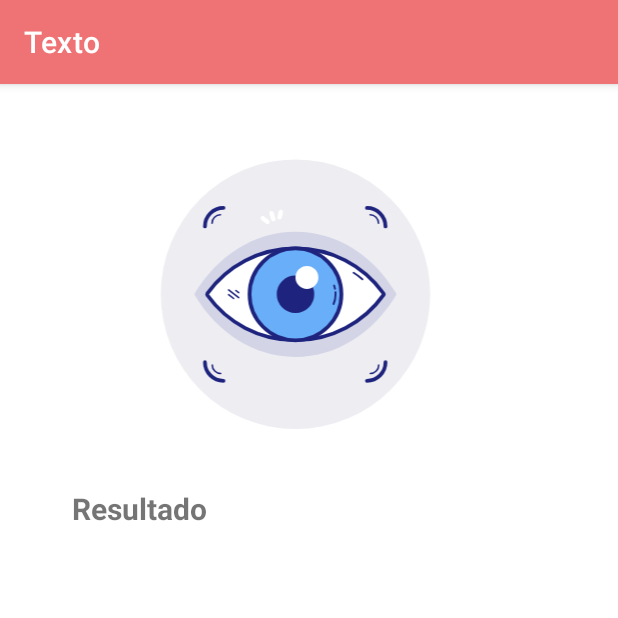
After one commit to vicsotber/SeeIt, an Android app: the TextoActivity screen opened directly, with no data from a screen before it, on a phone screen of 412 x 824 dp, the top half of it. The commit adds this screen. Run offline under Robolectric (Android 15) with nearby library versions, the phone set to English and light mode, and no system bars; libraries missing offline, so code that uses them is left out: com.google.mlkit.vision.

Commit message:
Añadida funcionalidad de reconocimiento de texto
-Se ha creado la actividad correspondiente a la actividad de texto, así como sus layouts correspondientes y todos los strings necesarios
-Se ha implementado la funcionalidad para el caso de imágenes de la galería
-Se ha añadido la solicitud de permisos de lectura de almacenamiento para hacer uso de la funcionalidad

Refs #17

```diff
--- a/app/src/main/java/com/project/tfg/MainActivity.kt
+++ b/app/src/main/java/com/project/tfg/MainActivity.kt
@@ -7,8 +7,7 @@ import androidx.navigation.findNavController
 import androidx.navigation.ui.AppBarConfiguration
 import androidx.navigation.ui.setupActionBarWithNavController
 import androidx.navigation.ui.setupWithNavController
-import com.example.tfg.R
-import com.example.tfg.databinding.ActivityMainBinding
+import com.project.tfg.databinding.ActivityMainBinding
 
 class MainActivity : AppCompatActivity() {
 
--- a/app/src/main/java/com/project/tfg/ui/funcionalidades/CategoriasActivity.kt
+++ b/app/src/main/java/com/project/tfg/ui/funcionalidades/CategoriasActivity.kt
@@ -2,7 +2,7 @@ package com.project.tfg.ui.funcionalidades
 
 import androidx.appcompat.app.AppCompatActivity
 import android.os.Bundle
-import com.example.tfg.R
+import com.project.tfg.R
 
 class CategoriasActivity : AppCompatActivity() {
     override fun onCreate(savedInstanceState: Bundle?) {
--- /dev/null
+++ b/app/src/main/java/com/project/tfg/ui/funcionalidades/TextoActivity.kt
@@ -0,0 +1,132 @@
+package com.project.tfg.ui.funcionalidades
+
+import android.Manifest.permission.READ_EXTERNAL_STORAGE
+import android.app.Activity
+import android.content.Intent
+import android.content.pm.PackageManager
+import android.net.Uri
+import android.os.Build
+import android.os.Bundle
+import android.widget.ImageView
+import android.widget.TextView
+import android.widget.Toast
+import androidx.activity.result.contract.ActivityResultContracts
+import androidx.appcompat.app.AlertDialog
+import androidx.appcompat.app.AppCompatActivity
+import androidx.constraintlayout.widget.ConstraintLayout
+import androidx.constraintlayout.widget.ConstraintSet
+import androidx.core.content.ContextCompat
+import com.google.mlkit.vision.common.InputImage
+import com.google.mlkit.vision.text.TextRecognition
+import com.google.mlkit.vision.text.latin.TextRecognizerOptions
+import com.project.tfg.R
+
+
+class TextoActivity : AppCompatActivity() {
+    override fun onCreate(savedInstanceState: Bundle?) {
+        super.onCreate(savedInstanceState)
+
+        supportActionBar?.setDisplayShowHomeEnabled(true)
+        supportActionBar?.title = getString(R.string.nombre_funcionalidad_texto)
+
+        val builder = AlertDialog.Builder(this)
+        builder.setMessage(R.string.texto_dialog_cuerpo)
+            .setCancelable(false)
+            .setPositiveButton(R.string.texto_dialog_opcion_galeria) { dialog, id ->
+                requestPermission()
+            }
+            .setNegativeButton(R.string.texto_dialog_opcion_camara) { dialog, id -> //  Action for 'NO' Button
+                dialog.cancel()
+                Toast.makeText(
+                    applicationContext, "you choose no action for alertbox",
+                    Toast.LENGTH_SHORT
+                ).show()
+            }
+            .setNeutralButton("Cancelar") { dialog, id ->
+                finish()
+            }
+        val alert = builder.create()
+        alert.setTitle(R.string.texto_dialog_title)
+        alert.show()
+
+        setContentView(R.layout.activity_texto)
+    }
+
+    private val startForActivityGallery = registerForActivityResult(
+        ActivityResultContracts.StartActivityForResult()
+    ){ result ->
+        if (result.resultCode == Activity.RESULT_OK) {
+            val data = result.data?.data
+            val imagenPlaceholder:ImageView = findViewById(R.id.imagePlaceholder)
+            imagenPlaceholder.setImageURI(data)
+            if (data != null) {
+                galeria(data)
+            }
+        }
+    }
+
+    private fun pickPhotoFromGallery() {
+        val photoPickerIntent = Intent(Intent.ACTION_GET_CONTENT)
+        photoPickerIntent.type = "image/*"
+        startForActivityGallery.launch(photoPickerIntent)
+    }
+
+    private fun galeria(data:Uri) {
+        val recognizer = TextRecognition.getClient(TextRecognizerOptions.DEFAULT_OPTIONS)
+
+        val imagen: InputImage = InputImage.fromFilePath(this, data)
+
+        val result = recognizer.process(imagen)
+            .addOnSuccessListener { visionText ->
+                val text: TextView = findViewById(R.id.texto_resultado)
+                text.setText(visionText.text)
+                val c_layout: ConstraintLayout = findViewById(R.id.c_layout)
+
+                var lines = 0
+                for (block in visionText.textBlocks) {
+                    for (line in block.lines) {
+                        lines = lines + 1
+                    }
+                }
+
+                val constraintSet = ConstraintSet()
+                constraintSet.clone(c_layout)
+                constraintSet.constrainHeight(R.id.texto_resultado, lines*45)
+                constraintSet.applyTo(c_layout)
+            }
+            .addOnFailureListener { e ->
+                Toast.makeText(this, "Fallo", Toast.LENGTH_SHORT).show()
+            }
+
+    }
+
+    private fun requestPermission() {
+        if (Build.VERSION.SDK_INT >= Build.VERSION_CODES.M) {
+            when {
+                ContextCompat.checkSelfPermission(
+                    this,
+                    READ_EXTERNAL_STORAGE
+                ) == PackageManager.PERMISSION_GRANTED -> {
+                    pickPhotoFromGallery()
+                }
+
+                else -> requestPremissionLauncher.launch(READ_EXTERNAL_STORAGE)
+            }
+        }else {
+            pickPhotoFromGallery()
+        }
+    }
+
+    private val requestPremissionLauncher = registerForActivityResult(
+        ActivityResultContracts.RequestPermission()
+    ){ isGranted ->
+        if(isGranted) {
+            pickPhotoFromGallery()
+        }else {
+            Toast.makeText(this, "Se necesitan permisos", Toast.LENGTH_LONG).show()
+        }
+    }
+
+
+
+}
--- a/app/src/main/java/com/project/tfg/ui/registros/RegistrosFragment.kt
+++ b/app/src/main/java/com/project/tfg/ui/registros/RegistrosFragment.kt
@@ -7,7 +7,7 @@ import android.view.ViewGroup
 import android.widget.TextView
 import androidx.fragment.app.Fragment
 import androidx.lifecycle.ViewModelProvider
-import com.example.tfg.databinding.FragmentRegistrosBinding
+import com.project.tfg.databinding.FragmentRegistrosBinding
 
 class RegistrosFragment : Fragment() {
 
--- /dev/null
+++ b/app/src/main/res/layout-land/activity_texto.xml
@@ -0,0 +1,50 @@
+<?xml version="1.0" encoding="utf-8"?>
+<ScrollView xmlns:android="http://schemas.android.com/apk/res/android"
+    xmlns:app="http://schemas.android.com/apk/res-auto"
+    xmlns:tools="http://schemas.android.com/tools"
+    android:id="@+id/scrollView"
+    android:layout_width="match_parent"
+    android:layout_height="match_parent">
+
+    <androidx.constraintlayout.widget.ConstraintLayout
+        android:id="@+id/c_layout"
+        android:layout_width="match_parent"
+        android:layout_height="wrap_content"
+        android:padding="16dp"
+        tools:context=".MainActivity">
+
+        <ImageView
+            android:id="@+id/imagePlaceholder"
+            android:layout_width="354dp"
+            android:layout_height="213dp"
+            android:layout_marginTop="32dp"
+            android:contentDescription="@string/imagen_placeholder_descripcion"
+            app:layout_constraintEnd_toEndOf="parent"
+            app:layout_constraintHorizontal_bias="0.498"
+            app:layout_constraintStart_toStartOf="parent"
+            app:layout_constraintTop_toTopOf="parent"
+            app:srcCompat="@drawable/ic_vector_eye" />
+
+        <TextView
+            android:id="@+id/indicator_1"
+            android:layout_width="120dp"
+            android:layout_height="24dp"
+            android:layout_marginStart="32dp"
+            android:layout_marginTop="24dp"
+            android:text="@string/texto_resultado"
+            android:textSize="20sp"
+            android:textStyle="bold"
+            app:layout_constraintStart_toStartOf="parent"
+            app:layout_constraintTop_toBottomOf="@+id/imagePlaceholder" />
+
+        <TextView
+            android:id="@+id/texto_resultado"
+            android:layout_width="557dp"
+            android:layout_height="34dp"
+            android:layout_marginTop="24dp"
+            app:layout_constraintLeft_toLeftOf="parent"
+            app:layout_constraintRight_toRightOf="parent"
+            app:layout_constraintTop_toBottomOf="@+id/indicator_1" />
+
+    </androidx.constraintlayout.widget.ConstraintLayout>
+</ScrollView>
--- /dev/null
+++ b/app/src/main/res/layout/activity_texto.xml
@@ -0,0 +1,51 @@
+<?xml version="1.0" encoding="utf-8"?>
+<ScrollView xmlns:android="http://schemas.android.com/apk/res/android"
+    xmlns:app="http://schemas.android.com/apk/res-auto"
+    xmlns:tools="http://schemas.android.com/tools"
+    android:id="@+id/scrollView"
+    android:layout_width="match_parent"
+    android:layout_height="match_parent">
+
+    <androidx.constraintlayout.widget.ConstraintLayout
+        android:id="@+id/c_layout"
+        android:layout_width="match_parent"
+        android:layout_height="wrap_content"
+        android:padding="16dp"
+        tools:context=".MainActivity">
+
+        <ImageView
+            android:id="@+id/imagePlaceholder"
+            android:layout_width="354dp"
+            android:layout_height="213dp"
+            android:layout_marginTop="16dp"
+            android:contentDescription="@string/imagen_placeholder_descripcion"
+            app:layout_constraintEnd_toEndOf="parent"
+            app:layout_constraintHorizontal_bias="0.156"
+            app:layout_constraintStart_toStartOf="parent"
+            app:layout_constraintTop_toTopOf="parent"
+            app:srcCompat="@drawable/ic_vector_eye" />
+
+        <TextView
+            android:id="@+id/indicator_1"
+            android:layout_width="120dp"
+            android:layout_height="24dp"
+            android:layout_marginStart="32dp"
+            android:layout_marginTop="24dp"
+            android:text="@string/texto_resultado"
+            android:textSize="20sp"
+            android:textStyle="bold"
+            app:layout_constraintStart_toStartOf="parent"
+            app:layout_constraintTop_toBottomOf="@+id/imagePlaceholder" />
+
+        <TextView
+            android:id="@+id/texto_resultado"
+            android:layout_width="325dp"
+            android:layout_height="34dp"
+            android:layout_marginTop="24dp"
+            app:layout_constraintHorizontal_bias="0.8"
+            app:layout_constraintLeft_toLeftOf="parent"
+            app:layout_constraintRight_toRightOf="parent"
+            app:layout_constraintTop_toBottomOf="@+id/indicator_1" />
+
+    </androidx.constraintlayout.widget.ConstraintLayout>
+</ScrollView>
--- a/app/src/main/res/values/strings.xml
+++ b/app/src/main/res/values/strings.xml
@@ -12,4 +12,11 @@
     <string name="descripción_categorias">Funcionalidad Categorías: Selecciona esta
         funcionalidad para identificar un objeto entre una serie de categorías</string>
     <string name="nombre_funcionalidad_categorias">Categorías</string>
+
+    <string name="texto_dialog_title">Elige una modalidad</string>
+    <string name="texto_dialog_cuerpo">¿Desea analizar una imagen de su galería o hacer una foto ahora?</string>
+    <string name="texto_dialog_opcion_galeria">Galería</string>
+    <string name="texto_dialog_opcion_camara">Cámara</string>
+    <string name="imagen_placeholder_descripcion">Aquí aparecerá la imagen que desea analizar</string>
+    <string name="texto_resultado">Resultado</string>
 </resources>
```
Also changed, not shown: app/build.gradle (+7 -5 lines), app/src/main/AndroidManifest.xml (+12 -0 lines), app/src/main/java/com/project/tfg/ui/funcionalidades/FuncionalidadesFragment.kt (+8 -11 lines), app/src/main/java/com/project/tfg/ui/funcionalidades/HomeViewModel.kt (deleted, +0 -13 lines), app/src/main/res/layout/fragment_dashboard.xml (deleted, +0 -22 lines), 1 other file.
